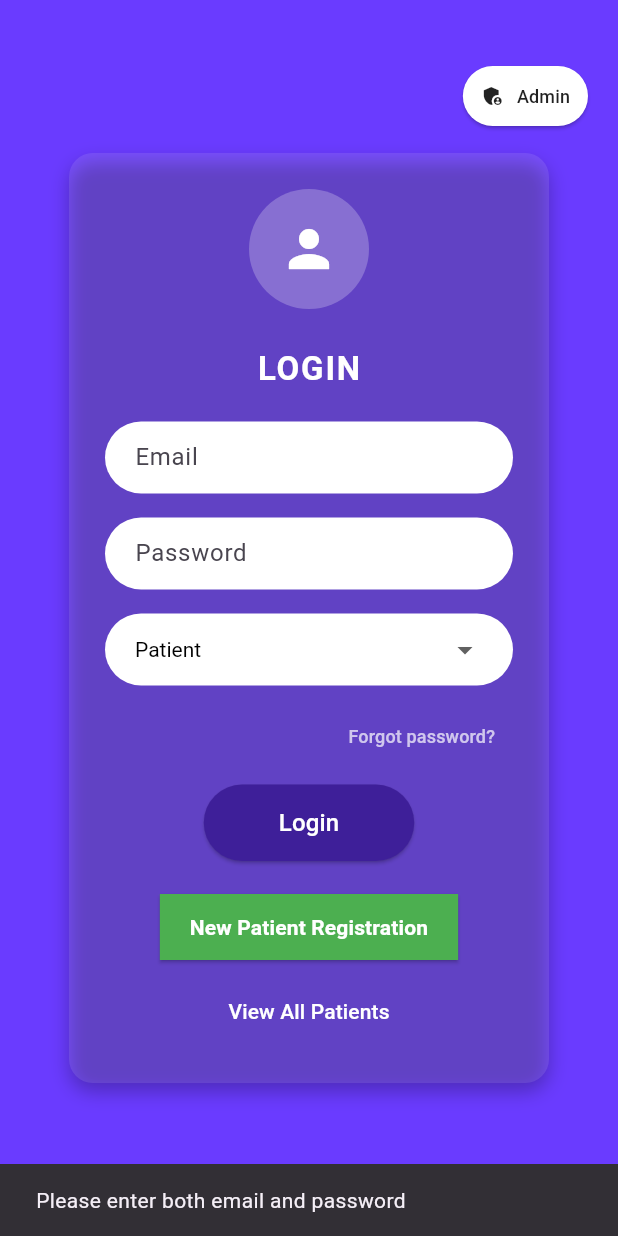
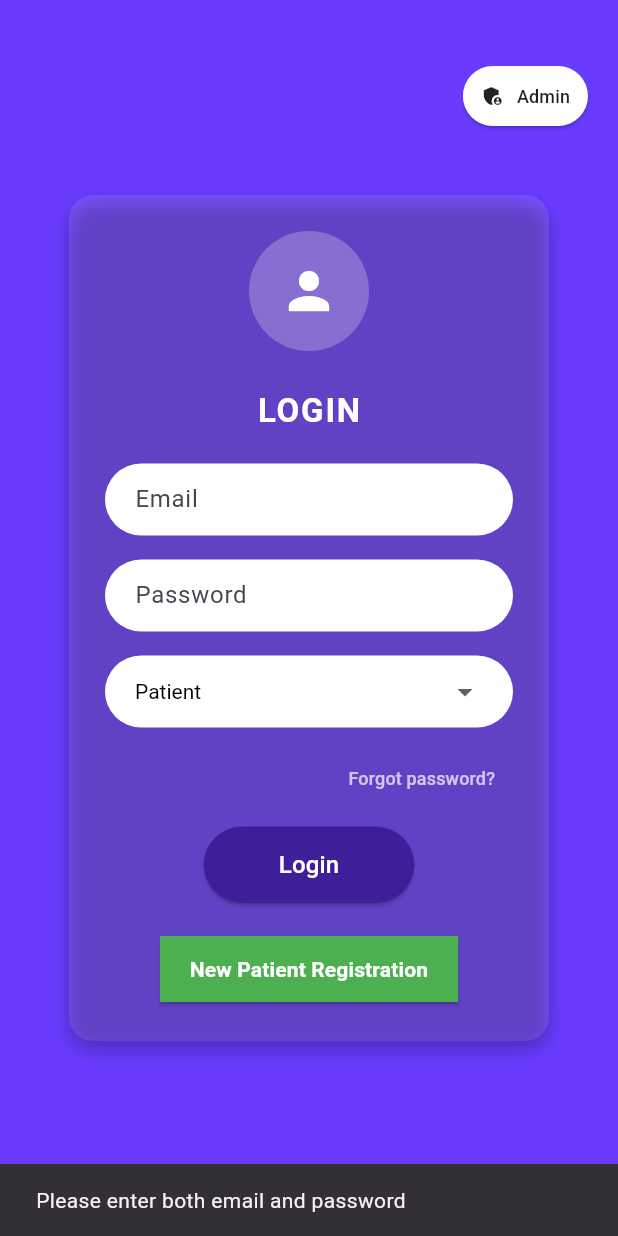
Before and after one commit to harshitgoyal25/Karuna-Darpan-Flutter, a Flutter app: the screen it shows after launch, after a tap on "Login", on a phone screen of 412 x 824 dp. Run offline on Flutter 3.47's test engine with Material 3 defaults, Android fonts, the phone set to English and light mode, and no system bars; our stand-ins replace flutter_dotenv.

Commit message:
push with 1st draft(have some glitches and bugs)

```diff
--- a/lib/login_page.dart
+++ b/lib/login_page.dart
@@ -194,12 +194,6 @@ class _LoginPageState extends State<LoginPage> {
             textAlign: TextAlign.center,
           ),
         ),
-        const SizedBox(height: 8),
-        TextButton(
-          onPressed: () => Navigator.pushNamed(context, '/fetch-patients'),
-          child: const Text("View All Patients",
-              style: TextStyle(color: Colors.white)),
-        ),
       ],
     );
   }
@@ -252,22 +246,39 @@ class _LoginPageState extends State<LoginPage> {
       print("Login Response: $data");
 
       if (response.statusCode == 200 || response.statusCode == 201) {
-        final user = data[userKey];
+        final user = data[userKey] ?? {};
+        final userId = user['_id'] ?? user['id']; // fallback if _id is missing
 
-        if (user == null || user['_id'] == null) {
+        print(" User object: $user");
+        print(" Extracted user ID: $userId");
+
+        if (userId == null) {
           ScaffoldMessenger.of(context).showSnackBar(
             const SnackBar(
-                content: Text('Login succeeded but user ID is missing'),
-                backgroundColor: Colors.red),
+              content: Text('Login succeeded but user ID is missing'),
+              backgroundColor: Colors.red,
+            ),
           );
           return;
         }
 
+// Continue to dashboard
         Navigator.pushNamed(
           context,
           redirectRoute,
-          arguments: {'id': user['_id'], 'name': user['name'] ?? 'User'},
+          arguments: {'id': userId, 'name': user['name'] ?? 'User'},
         );
+
+        Navigator.pushNamed(
+  context,
+  redirectRoute,
+  arguments: {
+    'id': user['_id'], // for dashboard
+    'name': user['name'] ?? 'User',
+    'patientId': user['_id'], // for health history navigation
+  },
+);
+
       } else {
         ScaffoldMessenger.of(context).showSnackBar(
           SnackBar(
--- a/lib/main.dart
+++ b/lib/main.dart
@@ -2,7 +2,6 @@ import 'package:flutter/material.dart';
 import 'package:flutter_dotenv/flutter_dotenv.dart'; // ✅ Add this
 import 'package:karuna_darpan/AdminForgetPasswordPage.dart';
 
-import 'package:karuna_darpan/FetchPatientsScreen.dart';
 import 'package:karuna_darpan/patient/add_health_record_page.dart';
 import 'package:karuna_darpan/patient/faq.dart';
 import 'login_page.dart';
@@ -36,7 +35,6 @@ import 'forget_password_page.dart'; // Adjust path if needed
 import 'create_account_page.dart';
 import 'splash_screen.dart';
 import 'confirmation_splash_page.dart';
-import 'assistant/PatientDetailPage.dart';
 import 'assistant/add_task_page.dart';
 
 Future<void> main() async {
@@ -58,7 +56,6 @@ class KarunaDarpanApp extends StatelessWidget {
       theme: ThemeData(fontFamily: 'Roboto'),
       initialRoute: '/splash',
       routes: {
-        '/fetch-patients': (context) => const FetchPatientsScreen(),
         '/splash': (context) => const SplashScreen(),
         '/': (context) => const LoginPage(),
         '/assistant': (context) => const AssistantPage(),
@@ -76,7 +73,19 @@ class KarunaDarpanApp extends StatelessWidget {
         '/symptom-tracker': (context) => const SymptomTrackerPage(),
         '/call-for-help': (context) => const CallForHelpPage(),
         '/health-history': (context) {
-          final args = ModalRoute.of(context)!.settings.arguments as Map;
+          final args = ModalRoute.of(context)!.settings.arguments;
+
+          if (args == null || args is! Map || args['patientId'] == null) {
+            return const Scaffold(
+              body: Center(
+                child: Text(
+                  '❌ Invalid or missing arguments for Health History Page',
+                  style: TextStyle(fontSize: 16, color: Colors.red),
+                ),
+              ),
+            );
+          }
+
           return HealthHistoryPage(patientId: args['patientId']);
         },
         '/add-health-record': (context) {
--- a/lib/patient/patient_dashboard.dart
+++ b/lib/patient/patient_dashboard.dart
@@ -8,7 +8,8 @@ class PatientDashboard extends StatelessWidget {
     final args =
         ModalRoute.of(context)!.settings.arguments as Map<String, dynamic>?;
     final String patientName = args?['name'] ?? 'Patient';
-    final String? patientId = args?['id']; // Get patient ID
+    final String? patientId =
+        args?['patientId'] ?? args?['id']; // ✅ fallback added
 
     final List<Map<String, dynamic>> otherButtons = [
       {'title': 'Symptom Tracker', 'route': '/symptom-tracker'},
```
Also changed, not shown: lib/FetchPatientsScreen.dart (deleted, +0 -130 lines), lib/create_account_page.dart (+8 -1 lines), pubspec.yaml (+9 -73 lines), assets/icon/app_icon.png (added), 7 other files.
